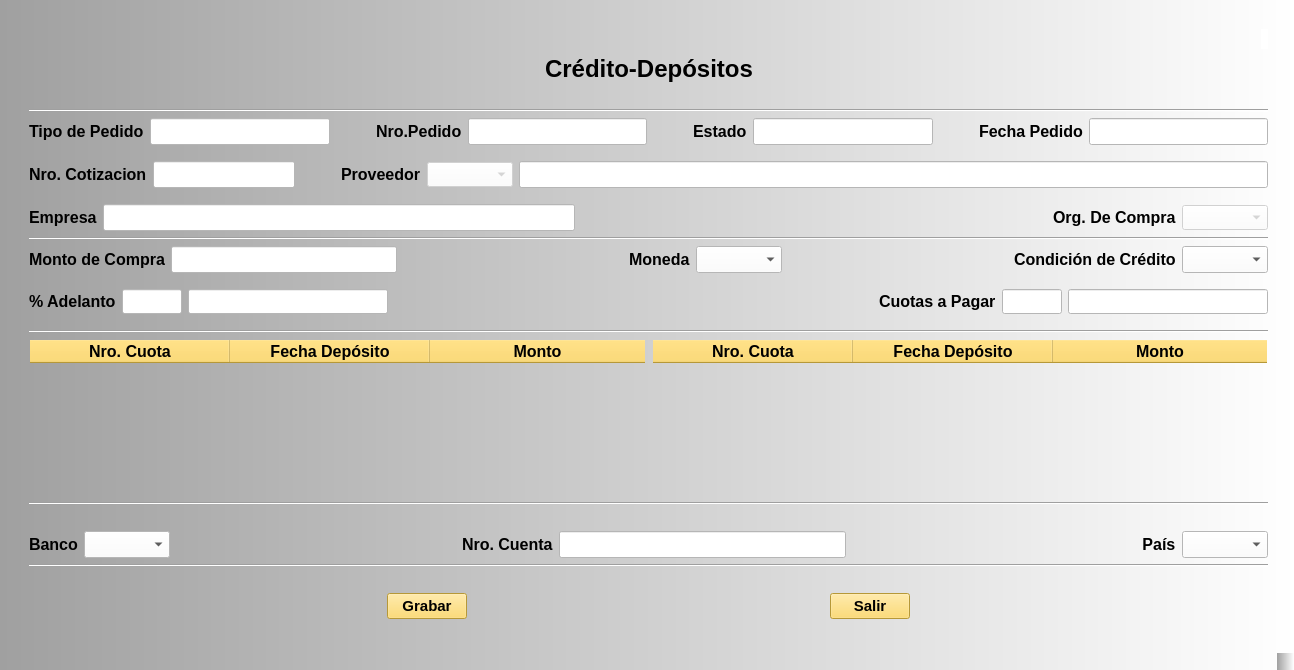
Before: the Qt Designer form ERP_PCOMP_004.ui in RonnyOre/P05_PedidoCompra, drawn with Qt 5.
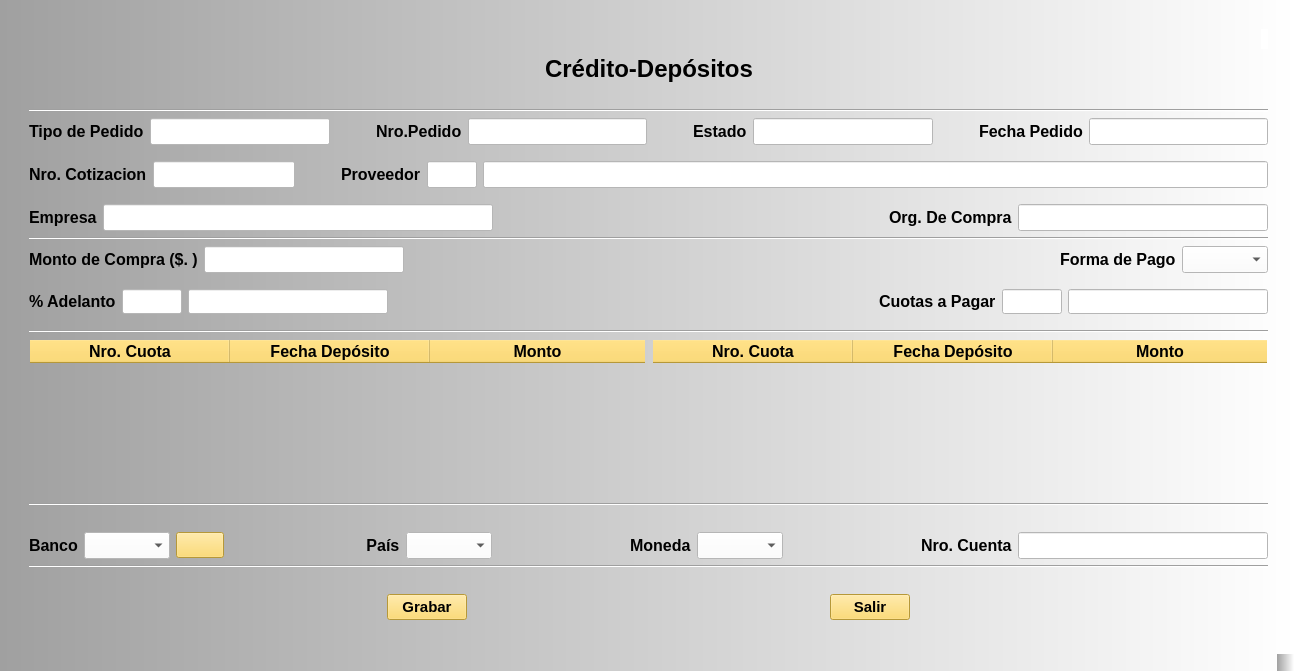
After: the same form once the commit is applied. Icons and pictures are not drawn.

What changed in the file:
```diff
--- a/ERP_PCOMP_004.ui
+++ b/ERP_PCOMP_004.ui
@@ -7,7 +7,7 @@
     <x>0</x>
     <y>0</y>
     <width>1294</width>
-    <height>670</height>
+    <height>671</height>
    </rect>
   </property>
   <property name="sizePolicy">
@@ -435,20 +435,11 @@
          </widget>
         </item>
         <item>
-         <widget class="QComboBox" name="cbProveedor">
-          <property name="enabled">
-           <bool>false</bool>
-          </property>
-          <property name="minimumSize">
-           <size>
-            <width>0</width>
-            <height>25</height>
-           </size>
-          </property>
+         <widget class="QLineEdit" name="leProveedor">
           <property name="maximumSize">
            <size>
-            <width>16777215</width>
-            <height>25</height>
+            <width>50</width>
+            <height>16777215</height>
            </size>
           </property>
           <property name="font">
@@ -464,7 +455,7 @@
         <item>
          <widget class="QLineEdit" name="leRazon_Social">
           <property name="enabled">
-           <bool>false</bool>
+           <bool>true</bool>
           </property>
           <property name="font">
            <font>
@@ -513,7 +504,7 @@
         <item>
          <widget class="QLineEdit" name="leEmpresa">
           <property name="enabled">
-           <bool>false</bool>
+           <bool>true</bool>
           </property>
           <property name="font">
            <font>
@@ -559,20 +550,11 @@
          </widget>
         </item>
         <item>
-         <widget class="QComboBox" name="cbOrg_Compra">
-          <property name="enabled">
-           <bool>false</bool>
-          </property>
-          <property name="minimumSize">
-           <size>
-            <width>0</width>
-            <height>25</height>
-           </size>
-          </property>
+         <widget class="QLineEdit" name="leOrg_Compra">
           <property name="maximumSize">
            <size>
-            <width>16777215</width>
-            <height>25</height>
+            <width>250</width>
+            <height>16777215</height>
            </size>
           </property>
           <property name="font">
@@ -609,74 +591,29 @@
            <string notr="true">background-color: rgba(255, 255, 255, 0);</string>
           </property>
           <property name="text">
-           <string>Monto de Compra</string>
+           <string>Monto de Compra ($. )</string>
           </property>
          </widget>
         </item>
         <item>
          <widget class="QLineEdit" name="leMonto_Compra">
           <property name="enabled">
-           <bool>false</bool>
+           <bool>true</bool>
           </property>
-          <property name="font">
-           <font>
-            <pointsize>12</pointsize>
-           </font>
-          </property>
-          <property name="styleSheet">
-           <string notr="true">background-color: rgb(255, 255, 255);</string>
-          </property>
-         </widget>
-        </item>
-        <item>
-         <spacer name="horizontalSpacer_25">
-          <property name="orientation">
-           <enum>Qt::Horizontal</enum>
-          </property>
-          <property name="sizeHint" stdset="0">
+          <property name="maximumSize">
            <size>
-            <width>40</width>
-            <height>20</height>
+            <width>200</width>
+            <height>16777215</height>
            </size>
           </property>
-         </spacer>
-        </item>
-        <item>
-         <widget class="QLabel" name="label_17">
           <property name="font">
            <font>
             <pointsize>12</pointsize>
-            <weight>75</weight>
-            <bold>true</bold>
            </font>
           </property>
           <property name="styleSheet">
-           <string notr="true">background-color: rgba(255, 255, 255, 0);</string>
-          </property>
-          <property name="text">
-           <string>Moneda</string>
-          </property>
-         </widget>
-        </item>
-        <item>
-         <widget class="QComboBox" name="cbMoneda">
-          <property name="minimumSize">
-           <size>
-            <width>0</width>
-            <height>25</height>
-           </size>
-          </property>
-          <property name="font">
-           <font>
-            <pointsize>12</pointsize>
-           </font>
-          </property>
-          <property name="styleSheet">
            <string notr="true">background-color: rgb(255, 255, 255);</string>
           </property>
-          <property name="sizeAdjustPolicy">
-           <enum>QComboBox::AdjustToContents</enum>
-          </property>
          </widget>
         </item>
         <item>
@@ -705,7 +642,7 @@
            <string notr="true">background-color: rgba(255, 255, 255, 0);</string>
           </property>
           <property name="text">
-           <string>Condición de Crédito</string>
+           <string>Forma de Pago</string>
           </property>
          </widget>
         </item>
@@ -1148,47 +1085,39 @@
          </widget>
         </item>
         <item>
-         <spacer name="horizontalSpacer_29">
-          <property name="orientation">
-           <enum>Qt::Horizontal</enum>
+         <widget class="QPushButton" name="pbSeleccionar">
+          <property name="minimumSize">
+           <size>
+            <width>0</width>
+            <height>26</height>
+           </size>
           </property>
-          <property name="sizeType">
-           <enum>QSizePolicy::Expanding</enum>
-          </property>
-          <property name="sizeHint" stdset="0">
+          <property name="maximumSize">
            <size>
-            <width>40</width>
-            <height>20</height>
+            <width>16777215</width>
+            <height>26</height>
            </size>
           </property>
-         </spacer>
-        </item>
-        <item>
-         <widget class="QLabel" name="label_11">
           <property name="font">
            <font>
-            <pointsize>12</pointsize>
-            <weight>75</weight>
-            <bold>true</bold>
+            <pointsize>11</pointsize>
            </font>
           </property>
           <property name="styleSheet">
-           <string notr="true">background-color: rgba(255, 255, 255, 0);</string>
+           <string notr="true">background-color: rgb(255, 213, 79);</string>
           </property>
           <property name="text">
-           <string>Nro. Cuenta</string>
+           <string/>
           </property>
-         </widget>
-        </item>
-        <item>
-         <widget class="QLineEdit" name="leNro_Cuenta">
-          <property name="font">
-           <font>
-            <pointsize>12</pointsize>
-           </font>
+          <property name="icon">
+           <iconset>
+            <normaloff>../../../../Downloads/add-file (1).png</normaloff>../../../../Downloads/add-file (1).png</iconset>
           </property>
-          <property name="styleSheet">
-           <string notr="true">background-color: rgb(255, 255, 255);</string>
+          <property name="iconSize">
+           <size>
+            <width>21</width>
+            <height>21</height>
+           </size>
           </property>
          </widget>
         </item>
@@ -1249,6 +1178,108 @@
           </property>
          </widget>
         </item>
+        <item>
+         <spacer name="horizontalSpacer_25">
+          <property name="orientation">
+           <enum>Qt::Horizontal</enum>
+          </property>
+          <property name="sizeHint" stdset="0">
+           <size>
+            <width>40</width>
+            <height>20</height>
+           </size>
+          </property>
+         </spacer>
+        </item>
+        <item>
+         <widget class="QLabel" name="label_17">
+          <property name="font">
+           <font>
+            <pointsize>12</pointsize>
+            <weight>75</weight>
+            <bold>true</bold>
+           </font>
+          </property>
+          <property name="styleSheet">
+           <string notr="true">background-color: rgba(255, 255, 255, 0);</string>
+          </property>
+          <property name="text">
+           <string>Moneda</string>
+          </property>
+         </widget>
+        </item>
+        <item>
+         <widget class="QComboBox" name="cbMoneda">
+          <property name="minimumSize">
+           <size>
+            <width>0</width>
+            <height>25</height>
+           </size>
+          </property>
+          <property name="font">
+           <font>
+            <pointsize>12</pointsize>
+           </font>
+          </property>
+          <property name="styleSheet">
+           <string notr="true">background-color: rgb(255, 255, 255);</string>
+          </property>
+          <property name="sizeAdjustPolicy">
+           <enum>QComboBox::AdjustToContents</enum>
+          </property>
+         </widget>
+        </item>
+        <item>
+         <spacer name="horizontalSpacer_29">
+          <property name="orientation">
+           <enum>Qt::Horizontal</enum>
+          </property>
+          <property name="sizeType">
+           <enum>QSizePolicy::Expanding</enum>
+          </property>
+          <property name="sizeHint" stdset="0">
+           <size>
+            <width>40</width>
+            <height>20</height>
+           </size>
+          </property>
+         </spacer>
+        </item>
+        <item>
+         <widget class="QLabel" name="label_11">
+          <property name="font">
+           <font>
+            <pointsize>12</pointsize>
+            <weight>75</weight>
+            <bold>true</bold>
+           </font>
+          </property>
+          <property name="styleSheet">
+           <string notr="true">background-color: rgba(255, 255, 255, 0);</string>
+          </property>
+          <property name="text">
+           <string>Nro. Cuenta</string>
+          </property>
+         </widget>
+        </item>
+        <item>
+         <widget class="QLineEdit" name="leNro_Cuenta">
+          <property name="minimumSize">
+           <size>
+            <width>250</width>
+            <height>0</height>
+           </size>
+          </property>
+          <property name="font">
+           <font>
+            <pointsize>12</pointsize>
+           </font>
+          </property>
+          <property name="styleSheet">
+           <string notr="true">background-color: rgb(255, 255, 255);</string>
+          </property>
+         </widget>
+        </item>
        </layout>
       </item>
       <item>
```
Left out of the diff: 25 changed lines with no effect on the pictures.
